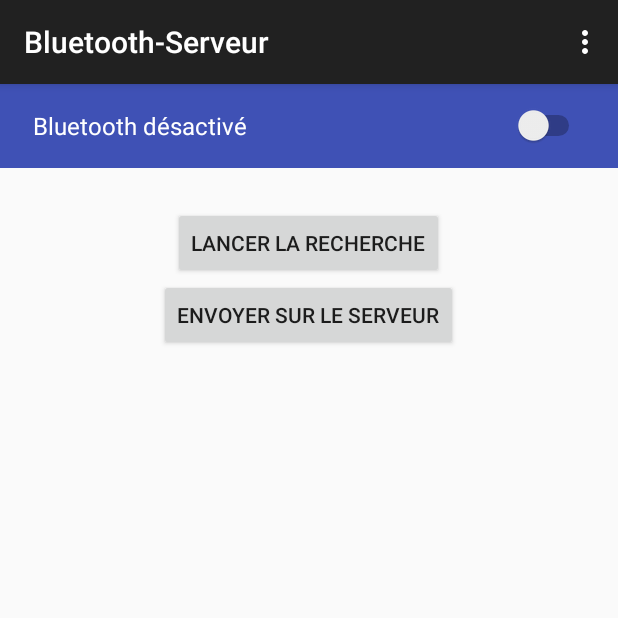
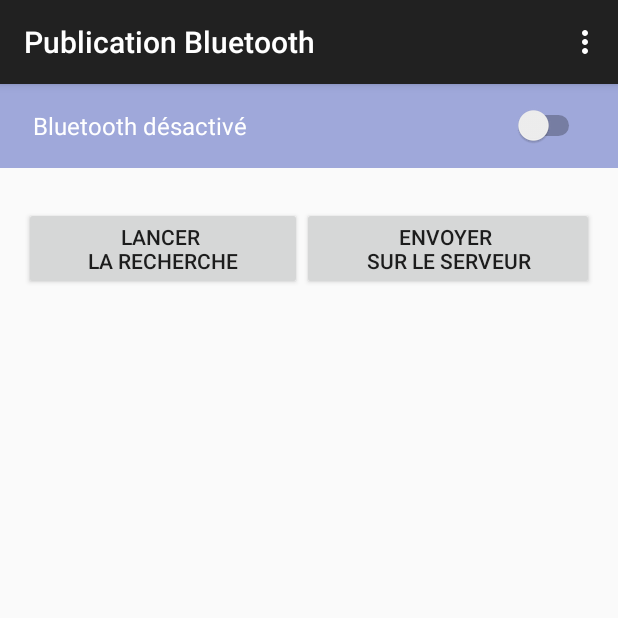
Before and after one commit to maximegens/Bluetooth-Serveur, an Android app: the screen it shows after launch (MainActivity), on a phone screen of 412 x 824 dp, the top half of it. Run offline under Robolectric (Android 15) with nearby library versions, the phone set to English and light mode, and no system bars.

Commit message:
Ajout Popup and Material Design

```diff
--- a/app/src/main/java/com/bleutoothserveur/maxime/bluetooth_serveur/broadcastReceiver/BTReceiverStateChange.java
+++ b/app/src/main/java/com/bleutoothserveur/maxime/bluetooth_serveur/broadcastReceiver/BTReceiverStateChange.java
@@ -1,11 +1,9 @@
 package com.bleutoothserveur.maxime.bluetooth_serveur.broadcastReceiver;
 
-import android.app.Activity;
 import android.bluetooth.BluetoothAdapter;
 import android.content.BroadcastReceiver;
 import android.content.Context;
 import android.content.Intent;
-import android.os.Handler;
 import android.util.Log;
 import android.widget.Button;
 import android.widget.Switch;
--- a/app/src/main/java/com/bleutoothserveur/maxime/bluetooth_serveur/utils/Constantes.java
+++ b/app/src/main/java/com/bleutoothserveur/maxime/bluetooth_serveur/utils/Constantes.java
@@ -2,8 +2,6 @@ package com.bleutoothserveur.maxime.bluetooth_serveur.utils;
 
 public class Constantes {
 
-    public static final String LIBELLE_LANCER_RECHERCHE = "Lancer la recherche";
-    public static final String LIBELLE_RECHERCHE_EN_COURS = "Recherche en cours...";
     public static final String LIBELLE_NOM_INCONNU = "Inconnu";
 
     public static final String LIBELLE_BT_ACTIVE = "Bluetooth activé";
--- a/app/src/main/res/layout/activity_main.xml
+++ b/app/src/main/res/layout/activity_main.xml
@@ -2,7 +2,6 @@
     xmlns:tools="http://schemas.android.com/tools"
     android:layout_width="match_parent"
     android:layout_height="match_parent"
-
     tools:context=".MainActivity">
 
     <RelativeLayout
@@ -10,7 +9,7 @@
         android:layout_width="match_parent"
         android:layout_height="56dp"
         android:layout_marginBottom="10dp"
-        android:background="@color/indigo_lollipop">
+        android:background="#9FA8DA">
 
         <TextView
             android:id="@+id/state_bluetooth"
@@ -41,26 +40,83 @@
         android:paddingRight="@dimen/activity_horizontal_margin"
         android:paddingTop="@dimen/activity_vertical_margin">
 
+        <LinearLayout
+            android:id="@+id/linear_button"
+            android:layout_width="match_parent"
+            android:layout_height="wrap_content"
+            android:layout_marginBottom="25dp"
+            android:orientation="horizontal">
+
             <Button
                 android:id="@+id/button_rechercheBT"
+                style="@style/Button"
                 android:layout_width="wrap_content"
                 android:layout_height="wrap_content"
                 android:layout_centerHorizontal="true"
-            android:text="Lancer la recherche" />
+                android:layout_weight="1"
+                android:lines="2"
+                android:text="Lancer &#10;la recherche" />
 
             <Button
                 android:id="@+id/send_data"
+                style="@style/Button"
                 android:layout_width="wrap_content"
                 android:layout_height="wrap_content"
-            android:layout_below="@id/button_rechercheBT"
+                android:layout_below="@id/linear_button"
                 android:layout_centerHorizontal="true"
-            android:text="Envoyer sur le serveur" />
+                android:layout_weight="1"
+                android:text="Envoyer &#10;sur le serveur" />
+
+        </LinearLayout>
+
+        <TextView
+            android:id="@+id/titre_list_view"
+            android:layout_width="match_parent"
+            android:layout_height="wrap_content"
+            android:layout_below="@id/linear_button"
+            android:layout_marginLeft="15dp"
+            android:text="@string/titre_devices_detecter"
+            android:textSize="17sp"
+            android:textColor="#009688"
+            android:textStyle="bold"
+            android:visibility="gone"
+            tools:visibility="visible" />
+
+        <ProgressBar
+            android:id="@+id/progress_recherche"
+            style="?android:attr/progressBarStyle"
+            android:layout_width="20dp"
+            android:layout_height="wrap_content"
+            android:layout_alignParentRight="true"
+            android:layout_alignBottom="@id/titre_list_view"
+            android:layout_alignTop="@id/titre_list_view"
+            android:layout_below="@id/linear_button"
+            android:layout_marginRight="15dp"
+            android:visibility="gone"
+            android:layout_gravity="center_vertical|center_horizontal"
+            android:indeterminate="true"
+            tools:visibility="visible"/>
+
+        <TextView
+            android:id="@+id/titre_aucun_device"
+            android:layout_width="match_parent"
+            android:layout_height="wrap_content"
+            android:layout_below="@id/titre_list_view"
+            android:layout_marginTop="50dp"
+            android:gravity="center"
+            android:text="@string/titre_aucun"
+            android:textColor="#BDBDBD"
+            android:textSize="15sp"
+            android:visibility="gone"
+            tools:visibility="visible" />
 
         <ListView
             android:id="@+id/listview_devicesBT"
             android:layout_width="wrap_content"
             android:layout_height="wrap_content"
-            android:layout_below="@id/send_data" />
+            android:layout_below="@id/titre_list_view"
+            android:layout_marginTop="10dp"
+            tools:visibility="gone" />
 
     </RelativeLayout>
 </RelativeLayout>
--- a/app/src/main/res/values/colors.xml
+++ b/app/src/main/res/values/colors.xml
@@ -1,5 +1,14 @@
 <?xml version="1.0" encoding="utf-8"?>
 <resources>
-    <item name="indigo_lollipop" type="color">#3F51B5</item>
+
     <item name="white" type="color">#FFFFFF</item>
+    <item name="black" type="color">#000000</item>
+
+    <!-- Couleur Material Design-->
+    <item name="material_indigo_500" type="color">#3F51B5</item>
+    <item name="material_indigo_700" type="color">#303F9F</item>
+    <item name="material_gris_300" type="color">#E0E0E0</item>
+    <item name="material_gris_500" type="color">#9E9E9E</item>
+
+
 </resources>
--- a/app/src/main/res/values/strings.xml
+++ b/app/src/main/res/values/strings.xml
@@ -1,6 +1,11 @@
 <resources>
-    <string name="app_name">Bluetooth-Serveur</string>
+    <string name="app_name">Publication Bluetooth</string>
 
     <string name="hello_world">Hello world!</string>
     <string name="action_settings">Settings</string>
+
+    <string name="recherche_en_cours">Recherche \nen cours...</string>
+    <string name="lancer_la_recherche">Lancer \nla recherche</string>
+    <string name="titre_devices_detecter">Appareils aux alentours</string>
+    <string name="titre_aucun">Aucun appareil aux alentours</string>
 </resources>
--- a/app/src/main/res/values/styles.xml
+++ b/app/src/main/res/values/styles.xml
@@ -5,4 +5,6 @@
         <!-- Customize your theme here. -->
     </style>
 
+
+
 </resources>
```
Also changed, not shown: app/src/main/AndroidManifest.xml (+0 -11 lines), app/src/main/java/com/bleutoothserveur/maxime/bluetooth_serveur/MainActivity.java (+38 -1 lines), app/src/main/java/com/bleutoothserveur/maxime/bluetooth_serveur/broadcastReceiver/BTActionFoundAndFinishReceiver.java (+19 -3 lines), app/src/main/res/layout/custom_dialog_item_bt.xml (added, +49 -0 lines). Lines whose indentation alone changed are shown as unchanged.
